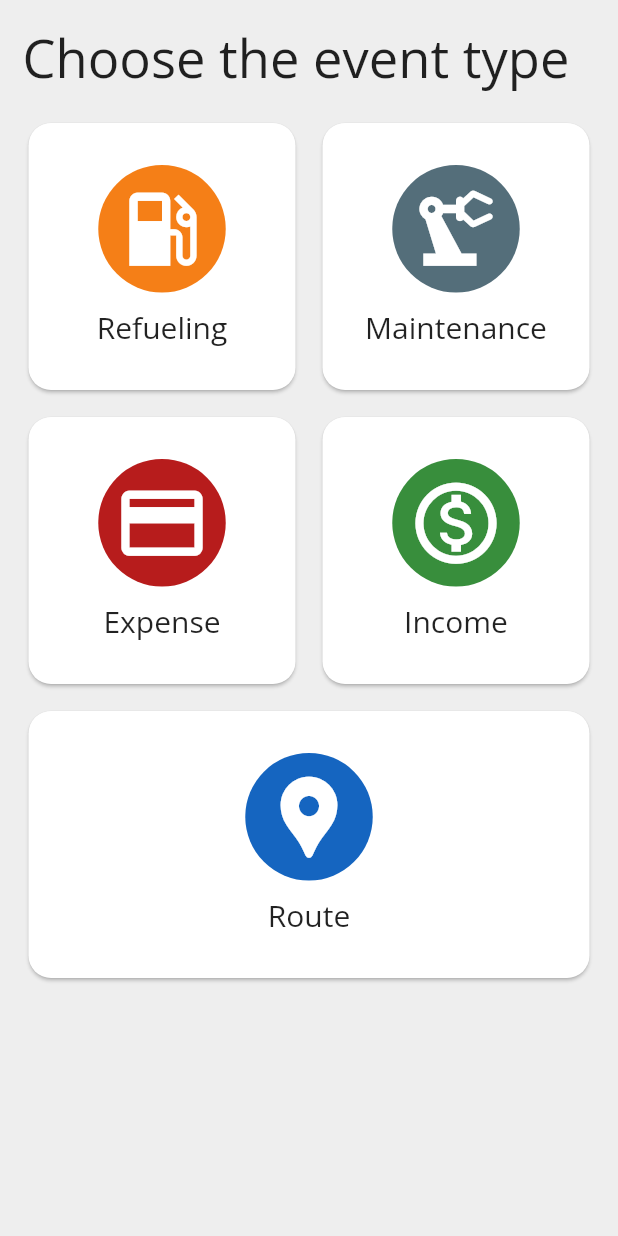
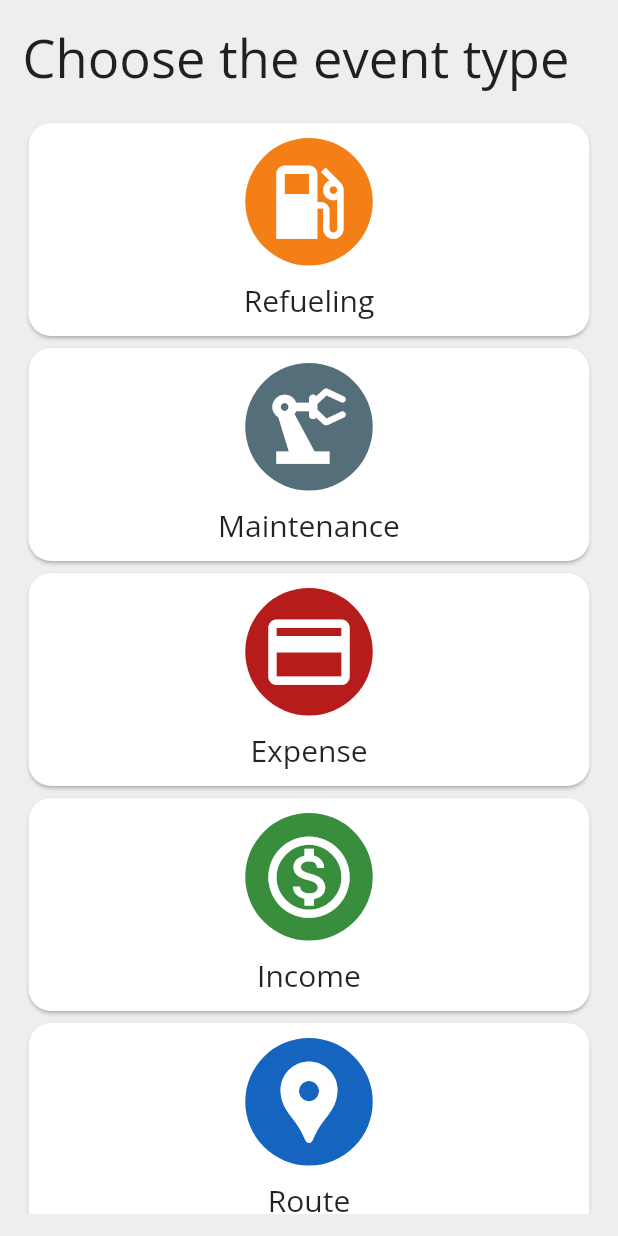
Before and after one commit to cauefelipe1/journal, a Flutter app: the SelectVehicleEventType screen opened directly, on a phone screen of 412 x 824 dp. Run offline on Flutter 3.47's test engine with Material 2 defaults, Android fonts, the phone set to English and light mode, and no system bars; our stand-ins replace flutter_riverpod, flutter_secure_storage, jwt_decoder, shimmer, timeline_tile; accounts and stored records are empty; generated files the repository leaves out were written again; network calls fail.

Commit message:
Mobile App Removing flutter_staggered_grid_view as it wasn't working as expected.

```diff
--- a/journal_app/lib/gui/vehicle_event/select_vehicle_event_type.dart
+++ b/journal_app/lib/gui/vehicle_event/select_vehicle_event_type.dart
@@ -1,5 +1,4 @@
 import 'package:flutter/material.dart';
-import 'package:flutter_staggered_grid_view/flutter_staggered_grid_view.dart';
 import 'package:journal_mobile_app/l10n/app_localization_context.dart';
 import 'package:journal_mobile_app/models/vehicle_event.dart';
 
@@ -10,9 +9,12 @@ class SelectVehicleEventType extends StatelessWidget {
   Widget build(BuildContext context) {
     return Scaffold(
       backgroundColor: Colors.grey[200],
-      body: SafeArea(
+      body: LayoutBuilder(
+        builder: (BuildContext context, BoxConstraints viewportConstraints) {
+          return SafeArea(
             child: Padding(
               padding: const EdgeInsets.all(15.0),
+              child: SingleChildScrollView(
                 child: Column(
                   crossAxisAlignment: CrossAxisAlignment.start,
                   children: [
@@ -23,51 +25,31 @@ class SelectVehicleEventType extends StatelessWidget {
                       ),
                     ),
                     SizedBox(height: 15),
-              StaggeredGrid.count(
-                crossAxisCount: 2,
-                mainAxisSpacing: 10,
-                crossAxisSpacing: 10,
-                children: [
-                  StaggeredGridTile.count(
-                    crossAxisCellCount: 1,
-                    mainAxisCellCount: 1,
-                    child: _getCard(context, VehicleEventType.refueling),
-                  ),
-                  StaggeredGridTile.count(
-                    crossAxisCellCount: 1,
-                    mainAxisCellCount: 1,
-                    child: _getCard(context, VehicleEventType.maintenance),
-                  ),
-                  StaggeredGridTile.count(
-                    crossAxisCellCount: 1,
-                    mainAxisCellCount: 1,
-                    child: _getCard(context, VehicleEventType.expense),
-                  ),
-                  StaggeredGridTile.count(
-                    crossAxisCellCount: 1,
-                    mainAxisCellCount: 1,
-                    child: _getCard(context, VehicleEventType.income),
-                  ),
-                  StaggeredGridTile.count(
-                    crossAxisCellCount: 2,
-                    mainAxisCellCount: 1,
-                    child: _getCard(context, VehicleEventType.route),
-                  ),
-                ],
-              ),
+                    _getCard(context, VehicleEventType.refueling),
+                    _getCard(context, VehicleEventType.maintenance),
+                    _getCard(context, VehicleEventType.expense),
+                    _getCard(context, VehicleEventType.income),
+                    _getCard(context, VehicleEventType.route),
                   ],
                 ),
               ),
             ),
           );
+        },
+      ),
+    );
   }
 
   Widget _getCard(BuildContext context, VehicleEventType type) {
-    return SizedBox(
+    return Row(
+      children: [
+        Expanded(
           child: Card(
             shape: RoundedRectangleBorder(
               borderRadius: BorderRadius.circular(15),
             ),
+            child: Padding(
+              padding: const EdgeInsets.all(10.0),
               child: InkWell(
                 onTap: () {
                   //onPressed?.call(vehicleId);
@@ -104,6 +86,9 @@ class SelectVehicleEventType extends StatelessWidget {
                 ),
               ),
             ),
+          ),
+        ),
+      ],
     );
   }
 
--- a/journal_app/pubspec.yaml
+++ b/journal_app/pubspec.yaml
@@ -53,7 +53,6 @@ dependencies:
   flutter_native_splash: ^2.2.15
   shimmer: ^2.0.0
   timeline_tile: ^2.0.0
-  flutter_staggered_grid_view: ^0.6.2
 
 dev_dependencies:
   build_runner: ^2.1.7
```
Also changed, not shown: journal_app/pubspec.lock. Lines whose indentation alone changed are shown as unchanged.
